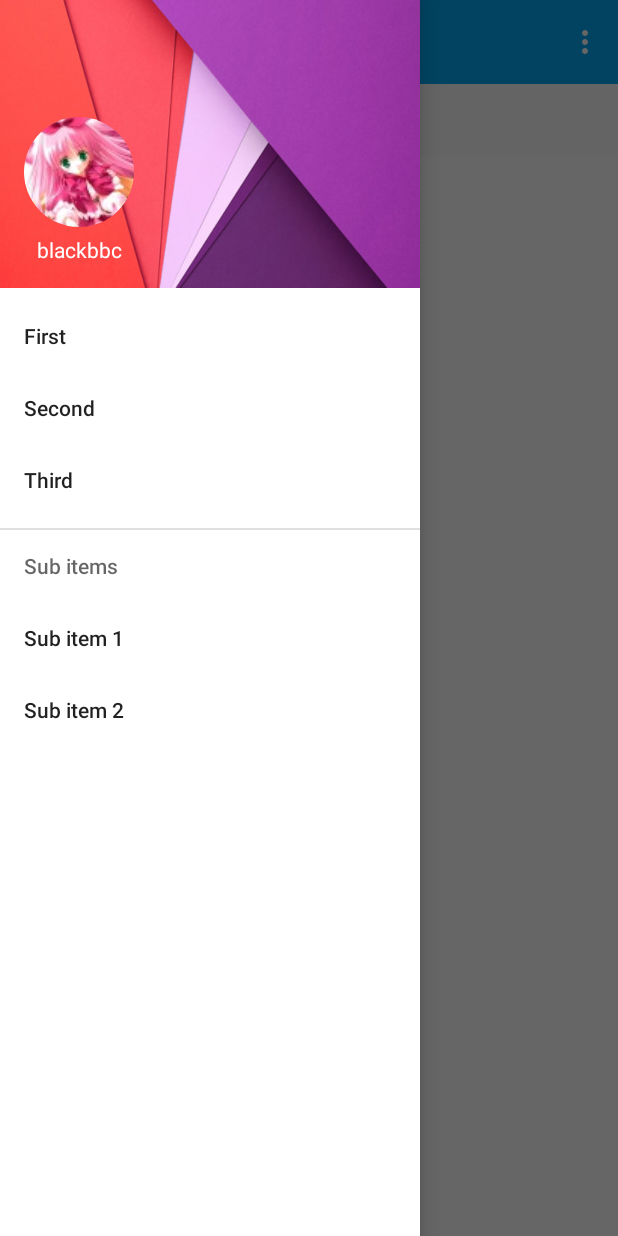
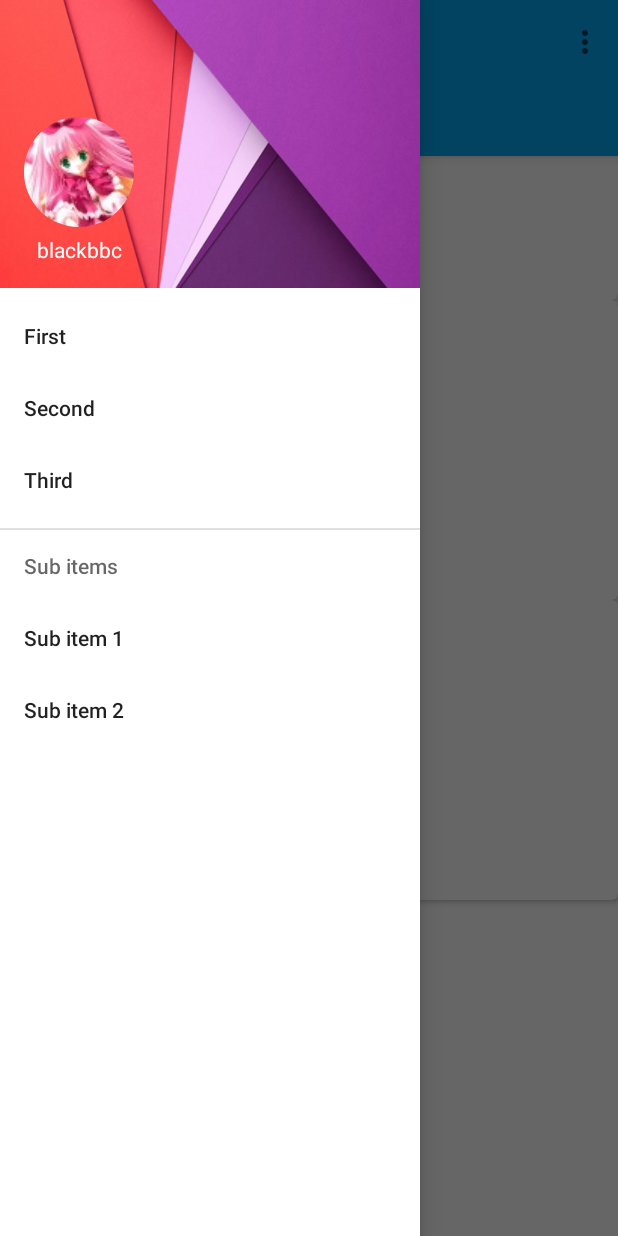
Before and after one commit to blackbbc/V2EX-Android-Client, an Android app: the screen it shows after launch (MainActivity), with the side drawer open, on a phone screen of 412 x 824 dp. Run offline under Robolectric (Android 15) with nearby library versions, the phone set to English and light mode, and no system bars; our stand-ins replace ButterKnife, CircleImageView; libraries missing offline, so code that uses them is left out: com.astuetz, jp.co.recruit_lifestyle; plain views replace PagerSlidingTabStrip; 1 statement that could not run was skipped.

Commit message:
Initial Material Theme

```diff
--- a/app/src/main/java/me/sweetll/v2ex/Fragment/ArticleListFragmentAdapter.java
+++ b/app/src/main/java/me/sweetll/v2ex/Adapter/ArticleListFragmentAdapter.java
@@ -1,8 +1,10 @@
-package me.sweetll.v2ex.Fragment;
+package me.sweetll.v2ex.Adapter;
 
 import android.support.v4.app.Fragment;
 import android.support.v4.app.FragmentManager;
 import android.support.v4.app.FragmentPagerAdapter;
+
+import me.sweetll.v2ex.Fragment.ArticleListFragment;
 
 /**
  * Created by sweet on 15-8-17.
--- /dev/null
+++ b/app/src/main/java/me/sweetll/v2ex/Adapter/ArticleListRecyclerViewAdapter.java
@@ -0,0 +1,48 @@
+package me.sweetll.v2ex.Adapter;
+
+import android.content.Context;
+import android.support.v7.widget.RecyclerView;
+import android.view.LayoutInflater;
+import android.view.View;
+import android.view.ViewGroup;
+import android.widget.TextView;
+
+import butterknife.Bind;
+import butterknife.ButterKnife;
+import me.sweetll.v2ex.R;
+
+/**
+ * Created by sweet on 15-8-17.
+ */
+public class ArticleListRecyclerViewAdapter extends RecyclerView.Adapter<ArticleListRecyclerViewAdapter.ViewHolder> {
+    private String[] titles;
+
+    public static class ViewHolder extends RecyclerView.ViewHolder {
+        @Bind(R.id.info_text) TextView textView;
+        public ViewHolder(View v) {
+            super(v);
+            ButterKnife.bind(this, v);
+        }
+    }
+
+    public ArticleListRecyclerViewAdapter(String[] dataSet)  {
+        titles = dataSet;
+    }
+
+    @Override
+    public ViewHolder onCreateViewHolder(ViewGroup parent, int viewType) {
+        View v = LayoutInflater.from(parent.getContext()).inflate(R.layout.card_list, parent, false);
+        ViewHolder vh = new ViewHolder(v);
+        return vh;
+    }
+
+    @Override
+    public void onBindViewHolder(ViewHolder holder, int position) {
+        holder.textView.setText(titles[position]);
+    }
+
+    @Override
+    public int getItemCount() {
+        return titles.length;
+    }
+}
--- a/app/src/main/java/me/sweetll/v2ex/Fragment/ArticleListFragment.java
+++ b/app/src/main/java/me/sweetll/v2ex/Fragment/ArticleListFragment.java
@@ -2,11 +2,18 @@ package me.sweetll.v2ex.Fragment;
 
 import android.os.Bundle;
 import android.support.v4.app.Fragment;
+import android.support.v4.widget.SwipeRefreshLayout;
+import android.support.v7.widget.LinearLayoutManager;
+import android.support.v7.widget.RecyclerView;
 import android.view.LayoutInflater;
 import android.view.View;
 import android.view.ViewGroup;
 import android.widget.TextView;
 
+import butterknife.Bind;
+import butterknife.ButterKnife;
+import jp.co.recruit_lifestyle.android.widget.WaveSwipeRefreshLayout;
+import me.sweetll.v2ex.Adapter.ArticleListRecyclerViewAdapter;
 import me.sweetll.v2ex.R;
 
 /**
@@ -16,6 +23,9 @@ public class ArticleListFragment extends Fragment {
     public static final String ARG_PAGE = "ARG_PAGE";
 
     private int mPage;
+
+    @Bind(R.id.list_swipe) SwipeRefreshLayout waveSwipeRefreshLayout;
+    @Bind(R.id.article_list) RecyclerView recyclerView;
 
     public static ArticleListFragment newInstance(int page) {
         Bundle args = new Bundle();
@@ -36,8 +46,13 @@ public class ArticleListFragment extends Fragment {
     @Override
     public View onCreateView(LayoutInflater inflater, ViewGroup container, Bundle savedInstanceState) {
         View view = inflater.inflate(R.layout.fragment_article_list, container, false);
-        TextView tvTitle = (TextView) view.findViewById(R.id.tvTitle);
-        tvTitle.setText("Fragment #" + mPage);
+        ButterKnife.bind(this, view);
+//        TextView tvTitle = (TextView) view.findViewById(R.id.tvTitle);
+//        tvTitle.setText("Fragment #" + mPage);
+        recyclerView.setHasFixedSize(true);
+        recyclerView.setLayoutManager(new LinearLayoutManager(container.getContext()));
+        String[] testSet = {"title1", "title2", "title3"};
+        recyclerView.setAdapter(new ArticleListRecyclerViewAdapter(testSet));
         return view;
     }
 }
--- a/app/src/main/java/me/sweetll/v2ex/MainActivity.java
+++ b/app/src/main/java/me/sweetll/v2ex/MainActivity.java
@@ -2,6 +2,7 @@ package me.sweetll.v2ex;
 
 import android.content.res.Configuration;
 import android.os.Bundle;
+import android.support.design.widget.AppBarLayout;
 import android.support.v4.view.ViewPager;
 import android.support.v4.widget.DrawerLayout;
 import android.support.v7.app.ActionBarDrawerToggle;
@@ -14,13 +15,14 @@ import com.astuetz.PagerSlidingTabStrip;
 
 import butterknife.Bind;
 import butterknife.ButterKnife;
-import me.sweetll.v2ex.Fragment.ArticleListFragmentAdapter;
+import me.sweetll.v2ex.Adapter.ArticleListFragmentAdapter;
 
 public class MainActivity extends AppCompatActivity {
     @Bind(R.id.drawer_layout) DrawerLayout drawerLayout;
     @Bind(R.id.toolbar) Toolbar toolbar;
     @Bind(R.id.viewpager) ViewPager viewPager;
     @Bind(R.id.tabs) PagerSlidingTabStrip tabStrip;
+    @Bind(R.id.appbar_layout) AppBarLayout appBarLayout;
     ActionBarDrawerToggle drawerToggle;
 
     @Override
--- a/app/src/main/res/layout/activity_main.xml
+++ b/app/src/main/res/layout/activity_main.xml
@@ -5,35 +5,36 @@
     android:layout_height="match_parent"
     android:layout_width="match_parent" >
 
-    <LinearLayout
+    <android.support.design.widget.CoordinatorLayout
         android:layout_width="match_parent"
-        android:layout_height="match_parent"
-        android:orientation="vertical">
+        android:layout_height="match_parent">
 
+        <android.support.design.widget.AppBarLayout
+            android:layout_width="match_parent"
+            android:layout_height="wrap_content"
+            android:id="@+id/appbar_layout">
                 <!-- The ActionBar -->
                 <android.support.v7.widget.Toolbar
                     android:id="@+id/toolbar"
                     android:layout_height="wrap_content"
                     android:layout_width="match_parent"
+                    android:minHeight="?attr/actionBarSize"
                     android:fitsSystemWindows="true"
-            android:minHeight="?attr/actionBarSize"
-            app:theme="@style/ThemeOverlay.AppCompat.Dark.ActionBar"
-            android:background="?attr/colorPrimary">
-        </android.support.v7.widget.Toolbar>
-
-        <!--Content-->
-        <LinearLayout
-            android:orientation="vertical"
-            android:layout_width="match_parent"
-            android:layout_height="match_parent">
+                    android:background="?attr/colorPrimary"
+                    app:layout_scrollFlags="scroll|enterAlways"/>
 
                 <com.astuetz.PagerSlidingTabStrip
                     android:id="@+id/tabs"
+                    android:layout_width="match_parent"
+                    android:layout_height="48dp"
+                    android:textColor="#FFFFFF"
+                    app:pstsIndicatorColor="?attr/colorAccent"
+                    app:pstsIndicatorHeight="3dp"
                     app:pstsShouldExpand="true"
-                app:pstsTextAllCaps="true"
-                android:layout_width="match_parent"
-                android:layout_height="48dp">
+                    app:pstsTextAllCaps="true">
                 </com.astuetz.PagerSlidingTabStrip>
+
+        </android.support.design.widget.AppBarLayout>
 
         <android.support.v4.view.ViewPager
             android:id="@+id/viewpager"
@@ -41,9 +42,7 @@
             android:layout_height="wrap_content"
             android:background="@android:color/white" />
 
-        </LinearLayout>
-
-    </LinearLayout>
+    </android.support.design.widget.CoordinatorLayout>
 
     <!-- The navigation drawer -->
     <android.support.design.widget.NavigationView
```
Also changed, not shown: app/build.gradle (+8 -0 lines), app/src/main/res/layout/card_list.xml (added, +14 -0 lines), app/src/main/res/layout/fragment_article_list.xml (+13 -9 lines), 1 other file. Lines whose indentation alone changed are shown as unchanged.
